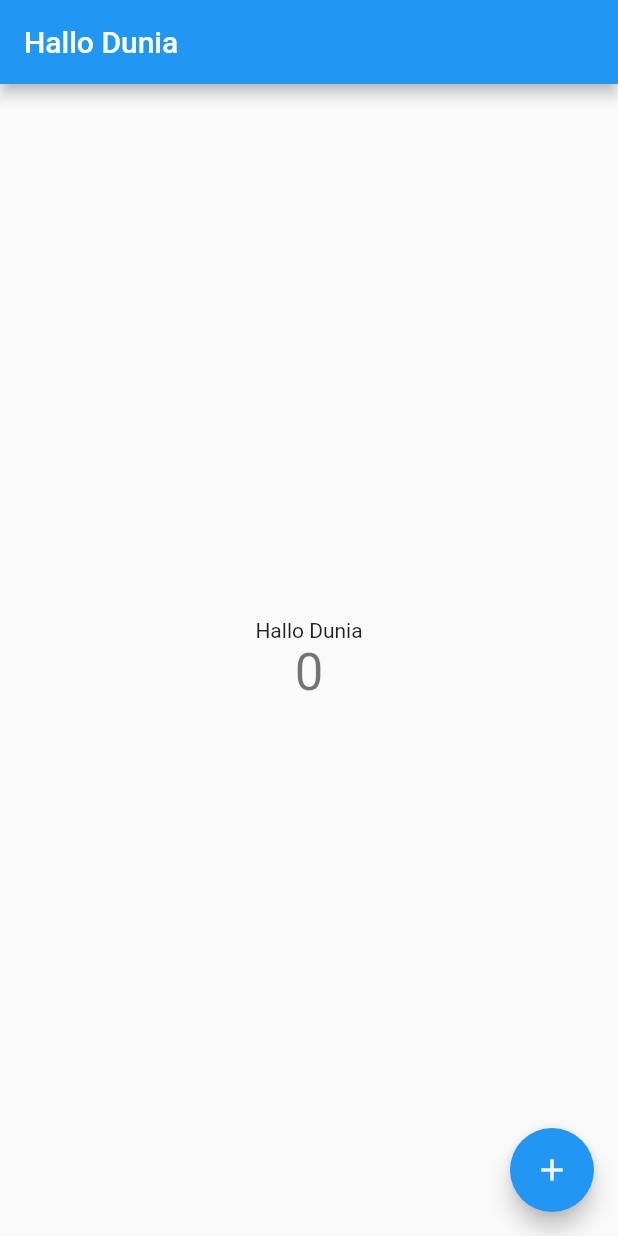
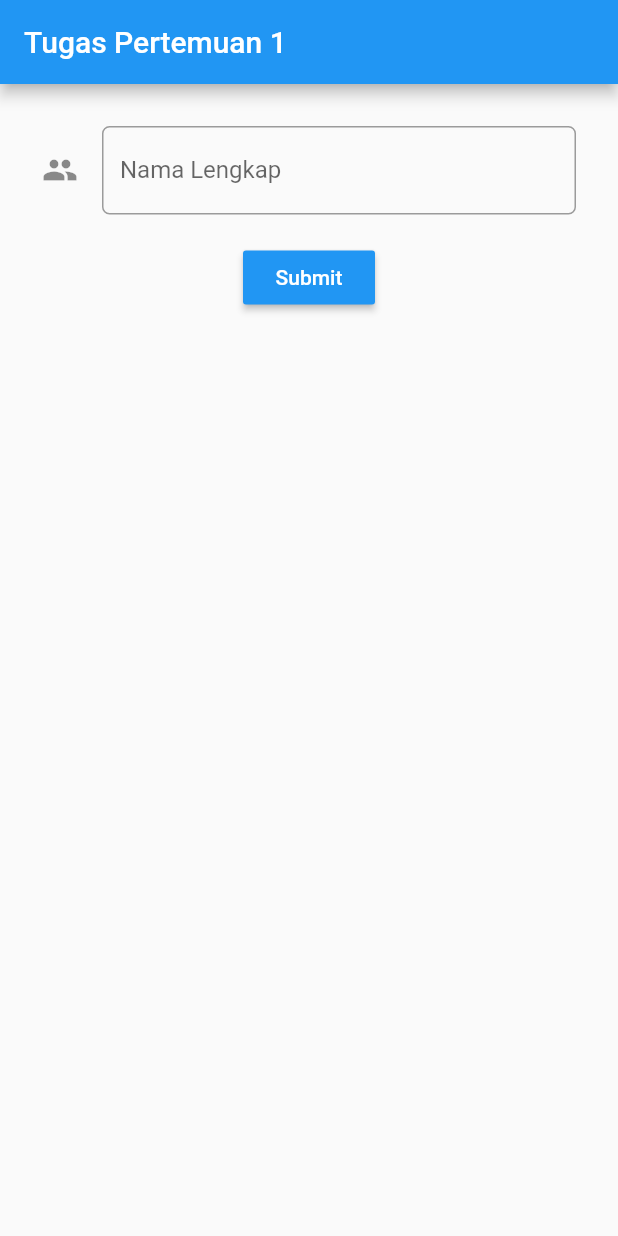
Before and after one commit to argowibowo/progmob2020uas, a Flutter app: the screen it shows after launch, on a phone screen of 412 x 824 dp. Run offline on Flutter 3.47's test engine with Material 2 defaults, Android fonts, the phone set to English and light mode, and no system bars.

Commit message:
Tugas 8: Flutter Widget Selesai
Hak Cipta Wilfridus

```diff
--- /dev/null
+++ b/lib/Tugaspertemuan8.dart
@@ -0,0 +1,71 @@
+import 'package:flutter/material.dart';
+
+
+
+class Tugaspertemuan8 extends StatefulWidget {
+  Tugaspertemuan8({Key key, this.title}) : super(key: key);
+
+  final String title;
+
+  @override
+  _Tugaspertemuan8State createState() => _Tugaspertemuan8State();
+}
+
+class _Tugaspertemuan8State extends State<Tugaspertemuan8> {
+  final _formKey = GlobalKey<FormState>();
+  @override
+  Widget build(BuildContext context) {
+    return Scaffold(
+      appBar: AppBar(
+        title: Text(widget.title),
+      ),
+      body: Form(
+        key: _formKey,
+        child: SingleChildScrollView(
+          child: Container(
+            padding: EdgeInsets.all(20.0),
+            child: Column(
+              children: [
+                Padding(
+                  padding: const EdgeInsets.all(8.0),
+                  child: TextFormField(
+                    decoration: new InputDecoration(
+                      hintText: "contoh: Wilfridus Bau Mau",
+                      labelText: "Nama Lengkap",
+                      icon: Icon(Icons.people),
+                      border: OutlineInputBorder(
+                          borderRadius: new BorderRadius.circular(5.0)),
+                    ),
+                    validator: (value) {
+                      if (value.isEmpty) {
+                        return 'Nama tidak boleh kosong';
+                      }
+                      return null;
+                    },
+                  ),
+                ),
+                Padding(
+                  padding: const EdgeInsets.all(5.0),
+                ),
+
+                RaisedButton(
+                  child: Text(
+                    "Submit",
+                    style: TextStyle(color: Colors.white),
+                  ),
+                  color: Colors.blue,
+                  onPressed: () {
+                    if (_formKey.currentState.validate()) {}
+                  },
+                ),
+              ],
+            ),
+          ),
+        ),
+      ),
+    );
+
+
+
+  }
+}
--- a/lib/main.dart
+++ b/lib/main.dart
@@ -1,4 +1,7 @@
 import 'package:flutter/material.dart';
+import 'package:wil_app/Tugaspertemuan8.dart';
+// import 'package:wil_app/Tugaspertemuan8.dart';
+import 'package:wil_app/pertemuan1.dart';
 
 void main() {
   runApp(MyApp());
@@ -26,7 +29,7 @@ class MyApp extends StatelessWidget {
         // closer together (more dense) than on mobile platforms.
         visualDensity: VisualDensity.adaptivePlatformDensity,
       ),
-      home: MyHomePage(title: 'Hallo Dunia'),
+      home: Tugaspertemuan8(title: 'Tugas Pertemuan 1'),
     );
   }
 }
@@ -34,14 +37,7 @@ class MyApp extends StatelessWidget {
 class MyHomePage extends StatefulWidget {
   MyHomePage({Key key, this.title}) : super(key: key);
 
-  // This widget is the home page of your application. It is stateful, meaning
-  // that it has a State object (defined below) that contains fields that affect
-  // how it looks.
 
-  // This class is the configuration for the state. It holds the values (in this
-  // case the title) provided by the parent (in this case the App widget) and
-  // used by the build method of the State. Fields in a Widget subclass are
-  // always marked "final".
 
   final String title;
 
@@ -54,47 +50,22 @@ class _MyHomePageState extends State<MyHomePage> {
 
   void _incrementCounter() {
     setState(() {
-      // This call to setState tells the Flutter framework that something has
-      // changed in this State, which causes it to rerun the build method below
-      // so that the display can reflect the updated values. If we changed
-      // _counter without calling setState(), then the build method would not be
-      // called again, and so nothing would appear to happen.
+
       _counter++;
     });
   }
 
   @override
   Widget build(BuildContext context) {
-    // This method is rerun every time setState is called, for instance as done
-    // by the _incrementCounter method above.
-    //
-    // The Flutter framework has been optimized to make rerunning build methods
-    // fast, so that you can just rebuild anything that needs updating rather
-    // than having to individually change instances of widgets.
+
     return Scaffold(
       appBar: AppBar(
-        // Here we take the value from the MyHomePage object that was created by
-        // the App.build method, and use it to set our appbar title.
+
         title: Text(widget.title),
       ),
       body: Center(
-        // Center is a layout widget. It takes a single child and positions it
-        // in the middle of the parent.
         child: Column(
-          // Column is also a layout widget. It takes a list of children and
-          // arranges them vertically. By default, it sizes itself to fit its
-          // children horizontally, and tries to be as tall as its parent.
-          //
-          // Invoke "debug painting" (press "p" in the console, choose the
-          // "Toggle Debug Paint" action from the Flutter Inspector in Android
-          // Studio, or the "Toggle Debug Paint" command in Visual Studio Code)
-          // to see the wireframe for each widget.
-          //
-          // Column has various properties to control how it sizes itself and
-          // how it positions its children. Here we use mainAxisAlignment to
-          // center the children vertically; the main axis here is the vertical
-          // axis because Columns are vertical (the cross axis would be
-          // horizontal).
+
           mainAxisAlignment: MainAxisAlignment.center,
           children: <Widget>[
             Text(
```
Also changed, not shown: lib/pertemuan1.dart (added, +77 -0 lines).
